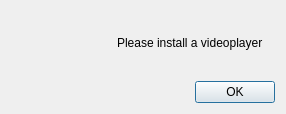
First picture: the form in QvkNoPlayerDialog.ui, repository yanuarakhid/vokoscreen, before the edit.
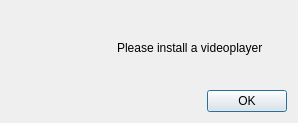
Second picture: the form after the edit. Icons and pictures are not drawn.

Diff of the .ui file:
```diff
--- a/QvkNoPlayerDialog.ui
+++ b/QvkNoPlayerDialog.ui
@@ -6,8 +6,8 @@
    <rect>
     <x>0</x>
     <y>0</y>
-    <width>286</width>
-    <height>114</height>
+    <width>298</width>
+    <height>123</height>
    </rect>
   </property>
   <property name="windowTitle">
```
